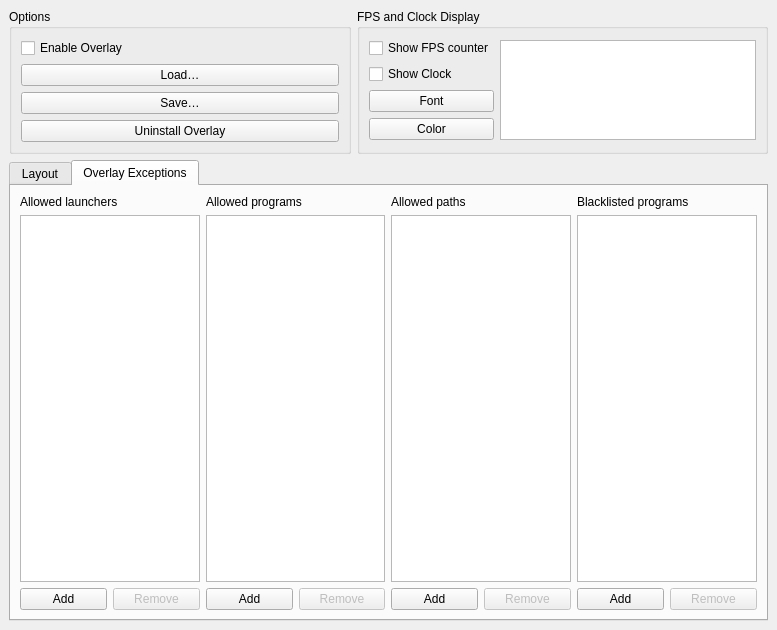
Old version of the form src/mumble/Overlay.ui in the repository mumble-voip/mumble.
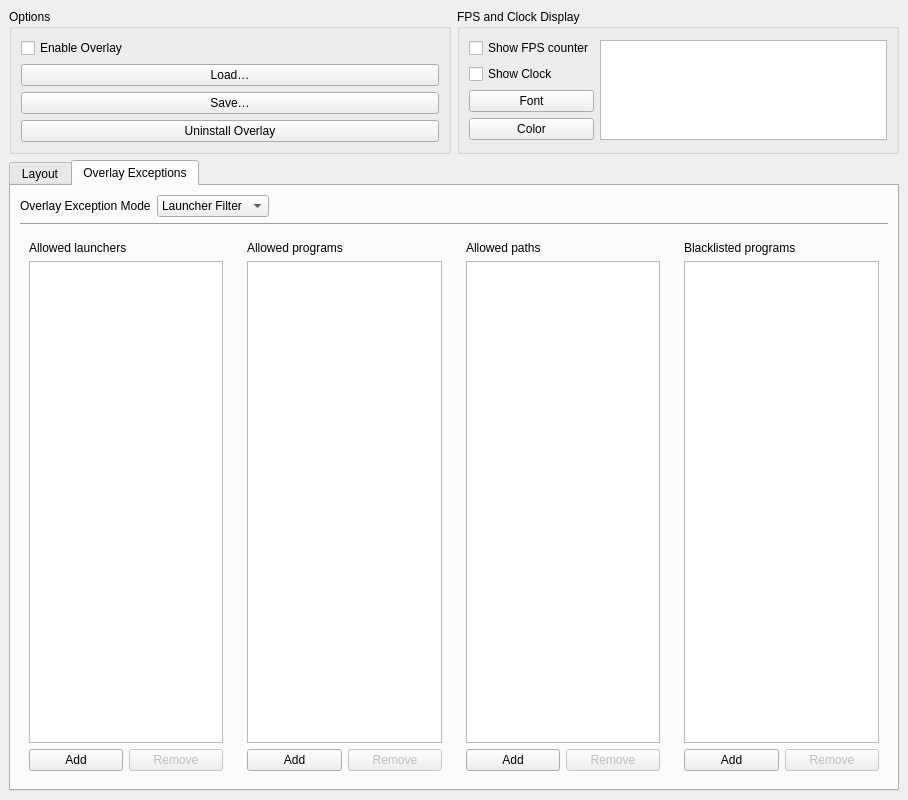
New version of the form. Icons and pictures are not drawn.

Diff of the .ui file:
```diff
--- a/src/mumble/Overlay.ui
+++ b/src/mumble/Overlay.ui
@@ -6,8 +6,8 @@
    <rect>
     <x>0</x>
     <y>0</y>
-    <width>777</width>
-    <height>630</height>
+    <width>908</width>
+    <height>800</height>
    </rect>
   </property>
   <property name="windowTitle">
@@ -327,11 +327,62 @@
           <attribute name="title">
            <string>Overlay Exceptions</string>
           </attribute>
-          <layout class="QVBoxLayout" name="verticalLayout_16">
+          <layout class="QVBoxLayout" name="verticalLayout_2">
+           <item>
+            <layout class="QHBoxLayout" name="horizontalLayout_3">
+             <item>
+              <widget class="QLabel" name="label">
+               <property name="text">
+                <string>Overlay Exception Mode</string>
+               </property>
+              </widget>
+             </item>
+             <item>
+              <widget class="QComboBox" name="qcbOverlayExceptionMode">
+               <item>
+                <property name="text">
+                 <string>Launcher Filter</string>
+                </property>
+               </item>
+               <item>
+                <property name="text">
+                 <string>Blacklist</string>
+                </property>
+               </item>
+               <item>
+                <property name="text">
+                 <string>Whitelist</string>
+                </property>
+               </item>
+              </widget>
+             </item>
+             <item>
+              <spacer name="horizontalSpacer">
+               <property name="orientation">
+                <enum>Qt::Horizontal</enum>
+               </property>
+               <property name="sizeHint" stdset="0">
+                <size>
+                 <width>40</width>
+                 <height>20</height>
+                </size>
+               </property>
+              </spacer>
+             </item>
+            </layout>
+           </item>
+           <item>
+            <widget class="Line" name="line">
+             <property name="orientation">
+              <enum>Qt::Horizontal</enum>
+             </property>
+            </widget>
+           </item>
            <item>
             <layout class="QHBoxLayout" name="horizontalLayout">
              <item>
-              <layout class="QVBoxLayout" name="qvblAllowedLaunchers">
+              <widget class="QWidget" name="qwLaunchers" native="true">
+               <layout class="QVBoxLayout" name="qvblLaunchers">
                <item>
                 <widget class="QLabel" name="qlLaunchersLabel">
                  <property name="text">
@@ -364,8 +415,10 @@
                 </layout>
                </item>
               </layout>
+              </widget>
              </item>
              <item>
+              <widget class="QWidget" name="qwWhitelist" native="true">
               <layout class="QVBoxLayout" name="qvblWhitelist">
                <item>
                 <widget class="QLabel" name="qlWhitelistLabel">
@@ -399,9 +452,11 @@
                 </layout>
                </item>
               </layout>
+              </widget>
              </item>
              <item>
-              <layout class="QVBoxLayout" name="qvblAllowedPaths">
+              <widget class="QWidget" name="qwPaths" native="true">
+               <layout class="QVBoxLayout" name="qvblPaths">
                <item>
                 <widget class="QLabel" name="qlPathsLabel">
                  <property name="text">
@@ -434,8 +489,10 @@
                 </layout>
                </item>
               </layout>
+              </widget>
              </item>
              <item>
+              <widget class="QWidget" name="qwBlacklist" native="true">
               <layout class="QVBoxLayout" name="qvblBlacklist">
                <item>
                 <widget class="QLabel" name="qlvBlacklistLabel">
@@ -469,6 +526,7 @@
                 </layout>
                </item>
               </layout>
+              </widget>
              </item>
             </layout>
            </item>
```
Lines whose indentation alone changed are shown as unchanged.
